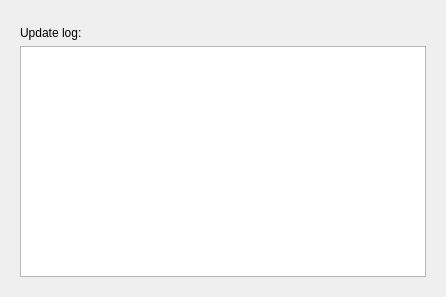
trueos/pcbsd, file src-qt4/pc-updatecenter/pkgdetailswidget.ui: the form before one commit.
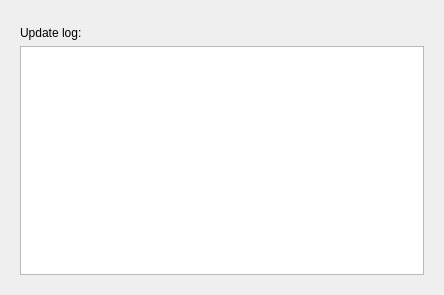
The form after the commit. The open tabs and pages were chosen to show the change. Custom widgets are drawn as their Qt base class.

Commit message: System updates details widget should work now for updates

What changed in the file:
```diff
--- a/src-qt4/pc-updatecenter/pkgdetailswidget.ui
+++ b/src-qt4/pc-updatecenter/pkgdetailswidget.ui
@@ -6,8 +6,8 @@
    <rect>
     <x>0</x>
     <y>0</y>
-    <width>446</width>
-    <height>297</height>
+    <width>444</width>
+    <height>295</height>
    </rect>
   </property>
   <property name="windowTitle">
```
Left out of the diff: 2 changed lines with no effect on the pictures. The commit also changes 3 other files.
